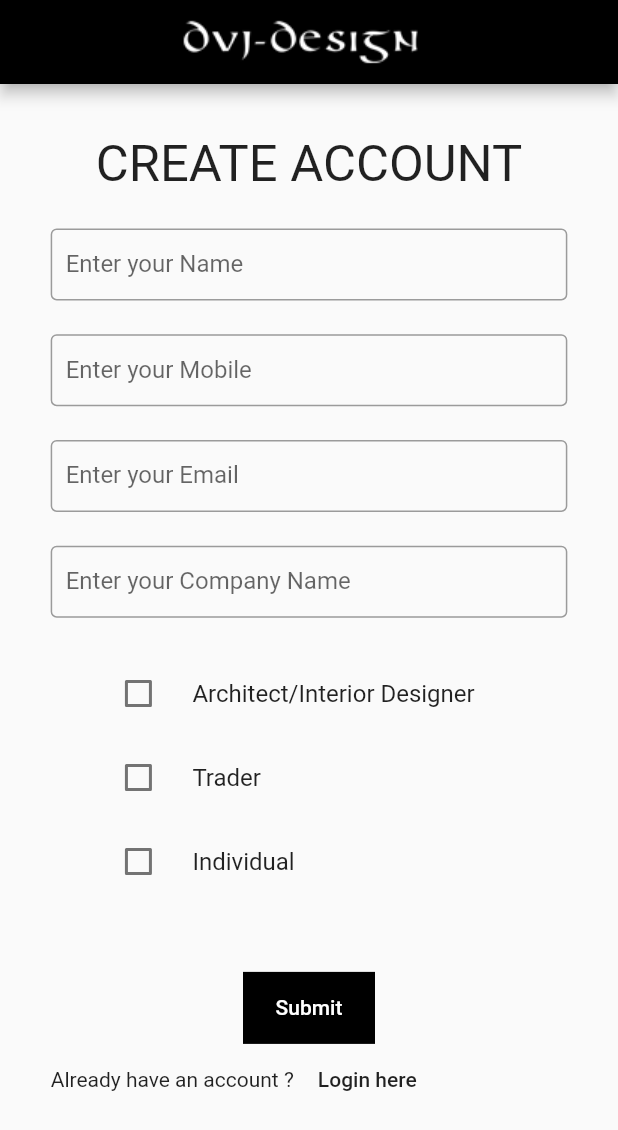
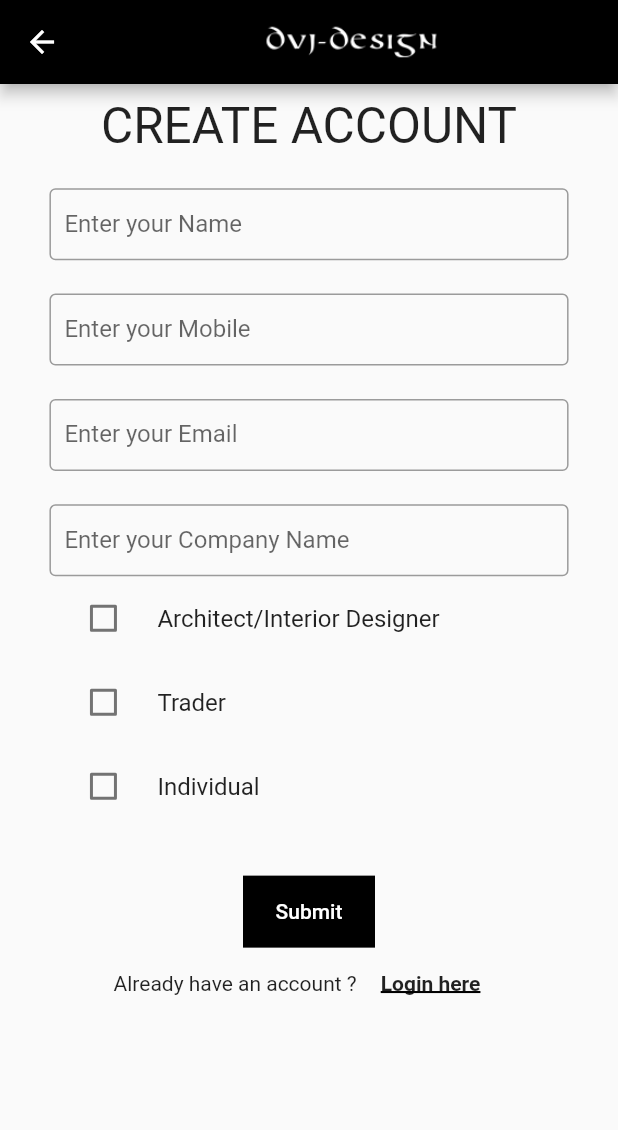
Before and after one commit to anandhakrishnanaji/DVJ-Designs, a Flutter app: the RegistrationPage screen opened directly, on a phone screen of 412 x 824 dp. Shown: the top 1130 px of the screen. Run offline on Flutter 3.47's test engine with Material 2 defaults, Android fonts, the phone set to English and light mode, and no system bars; our stand-ins replace carousel_slider, email_validator, shared_preferences; missing offline and left inert: timeline_list; accounts and stored records are empty; statements that could not run were skipped.

Commit message:
complete login,reg,otp

```diff
--- a/lib/pages/registrationPage.dart
+++ b/lib/pages/registrationPage.dart
@@ -1,3 +1,4 @@
+import 'package:dvjdesign/pages/loginPage.dart';
 import 'package:flutter/material.dart';
 import 'package:email_validator/email_validator.dart';
 import 'package:provider/provider.dart';
@@ -17,6 +18,8 @@ class _RegistrationPageState extends State<RegistrationPage> {
   final _emailfocusnode = FocusNode();
   final _compfocusnode = FocusNode();
   final _form = GlobalKey<FormState>();
+
+  bool istickederror = true;
 
   bool _isNumeric(String s) {
     if (s == null) {
@@ -58,6 +61,8 @@ class _RegistrationPageState extends State<RegistrationPage> {
     super.dispose();
   }
 
+  bool isloading = false;
+
   @override
   Widget build(BuildContext context) {
     final height = MediaQuery.of(context).size.height;
@@ -68,7 +73,8 @@ class _RegistrationPageState extends State<RegistrationPage> {
           title: Image.asset('assets/images/logo.png'),
           titleSpacing: 0.29 * width),
       body: Padding(
-        padding: EdgeInsets.all(0.041 * height),
+        padding: EdgeInsets.symmetric(
+            horizontal: 0.04 * height, vertical: 0.01 * height),
         child: Form(
             key: _form,
             child: SingleChildScrollView(
@@ -76,9 +82,9 @@ class _RegistrationPageState extends State<RegistrationPage> {
                 mainAxisAlignment: MainAxisAlignment.spaceEvenly,
                 children: <Widget>[
                   Padding(
-                    padding: EdgeInsets.only(bottom: 0.0273 * height),
+                    padding: EdgeInsets.only(bottom: 0.027 * height),
                     child: Text('CREATE ACCOUNT',
-                        style: TextStyle(fontSize: 0.041 * height)),
+                        style: TextStyle(fontSize: 0.04 * height)),
                   ),
                   TextFormField(
                     decoration: InputDecoration(
@@ -91,7 +97,7 @@ class _RegistrationPageState extends State<RegistrationPage> {
                     onSaved: (newValue) => _check['name'] = newValue,
                   ),
                   SizedBox(
-                    height: 0.0273 * height,
+                    height: 0.027 * height,
                   ),
                   TextFormField(
                       decoration: InputDecoration(
@@ -111,9 +117,9 @@ class _RegistrationPageState extends State<RegistrationPage> {
                         else
                           return null;
                       },
-                      onSaved: (newValue) => _check['phone'] = newValue),
+                      onSaved: (newValue) => _check['mobile'] = newValue),
                   SizedBox(
-                    height: 0.0273 * height,
+                    height: 0.027 * height,
                   ),
                   TextFormField(
                       decoration: InputDecoration(
@@ -133,7 +139,7 @@ class _RegistrationPageState extends State<RegistrationPage> {
                       },
                       onSaved: (newValue) => _check['email'] = newValue),
                   SizedBox(
-                    height: 0.0273 * height,
+                    height: 0.027 * height,
                   ),
                   TextFormField(
                       decoration: InputDecoration(
@@ -145,8 +151,9 @@ class _RegistrationPageState extends State<RegistrationPage> {
                           value.isEmpty ? "This field is Required" : null,
                       onSaved: (newValue) => _check['company'] = newValue),
                   Container(
-                    margin: EdgeInsets.all(0.0273 * height),
-                    height: 0.232 * height,
+                    alignment: Alignment.topLeft,
+                    //margin: EdgeInsets.all(0.01 * height),
+                    height: 0.23 * height,
                     child: Column(
                       children: _checkbool.keys
                           .map((String key) => CheckboxListTile(
@@ -161,7 +168,20 @@ class _RegistrationPageState extends State<RegistrationPage> {
                           .toList(),
                     ),
                   ),
-                  Container(
+                  !istickederror
+                      ? Padding(
+                          padding: const EdgeInsets.all(10),
+                          child: Text(
+                            'Atleast one of the containers must be selected',
+                            style: TextStyle(color: Colors.red),
+                          ),
+                        )
+                      : SizedBox(
+                          height: 10,
+                        ),
+                  isloading
+                      ? CircularProgressIndicator()
+                      : Container(
                           color: Colors.black,
                           child: MaterialButton(
                             child: Text(
@@ -170,15 +190,24 @@ class _RegistrationPageState extends State<RegistrationPage> {
                             ),
                             onPressed: () {
                               _saveform();
-                        if (_isValid &&
-                            (_checkbool['Architect/Interior Designer'] ||
+                              setState(() {
+                                istickederror =
+                                    _checkbool['Architect/Interior Designer'] ||
                                         _checkbool['Trader'] ||
-                                _checkbool['Individual'])) {
+                                        _checkbool['Individual'];
+                              });
+                              print(_isValid);
+                              print(istickederror);
+                              if (_isValid && istickederror) {
+                                setState(() {
+                                  isloading = true;
+                                });
                                 List<String> profession = [];
                                 _checkbool.keys.forEach((element) =>
                                     _checkbool[element]
                                         ? profession.add(element)
                                         : null);
+                                print(_check['mobile']);
                                 Provider.of<Auth>(context, listen: false)
                                     .register(
                                         _check['name'],
@@ -186,23 +215,40 @@ class _RegistrationPageState extends State<RegistrationPage> {
                                         _check['email'],
                                         _check['company'],
                                         profession)
-                              .then((value) => value
-                                  ? Navigator.of(context)
-                                      .pushNamed(OTPVerification.routeName)
-                                  : null)
-                              .catchError((e) => showDialog(
+                                    .then((value) {
+                                  if (value)
+                                    Navigator.of(context)
+                                        .pushNamed(OTPVerification.routeName);
+                                  setState(() {
+                                    isloading = false;
+                                  });
+                                }).catchError((e) {
+                                  setState(() {
+                                    isloading = false;
+                                  });
+                                  showDialog(
                                       context: context,
-                                  child: Alertbox(e.toString())));
+                                      child: Alertbox(e.toString()));
+                                });
                               }
                             },
                           ),
                         ),
                   Row(
+                    mainAxisAlignment: MainAxisAlignment.center,
                     children: <Widget>[
                       Text('Already have an account ?'),
                       FlatButton(
-                          onPressed: () => Navigator.of(context).pop(),
-                          child: Text('Login here')),
+                          onPressed: () => Navigator.of(context)
+                              .pushNamed(LoginPage.routeName),
+                          child: Text(
+                            'Login here',
+                            style: TextStyle(
+                                fontWeight: FontWeight.bold,
+                                decoration: TextDecoration.underline,
+                                decorationColor: Colors.black,
+                                decorationThickness: 2),
+                          )),
                     ],
                   )
                 ],
```
Also changed, not shown: lib/main.dart (+12 -3 lines), lib/pages/OTPVerificationPage.dart (+32 -9 lines), lib/pages/homePage.dart (+31 -5 lines), lib/pages/loginPage.dart (+21 -5 lines), lib/providers/auth.dart (+13 -2 lines), 11 other files. Lines whose indentation alone changed are shown as unchanged.
